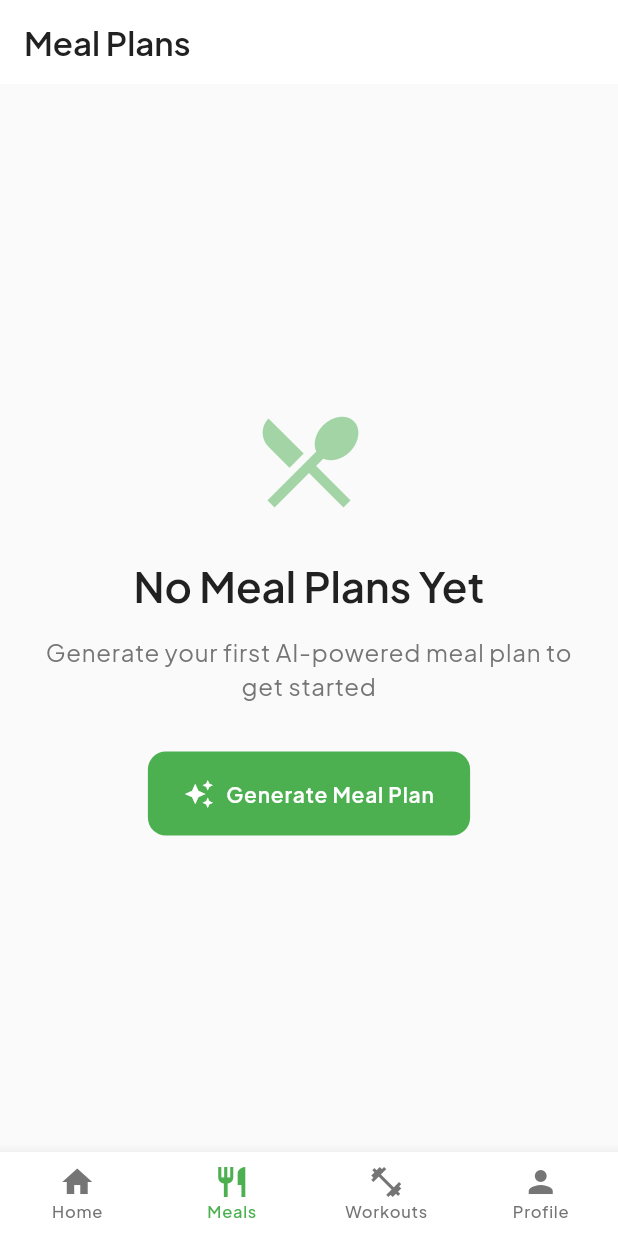
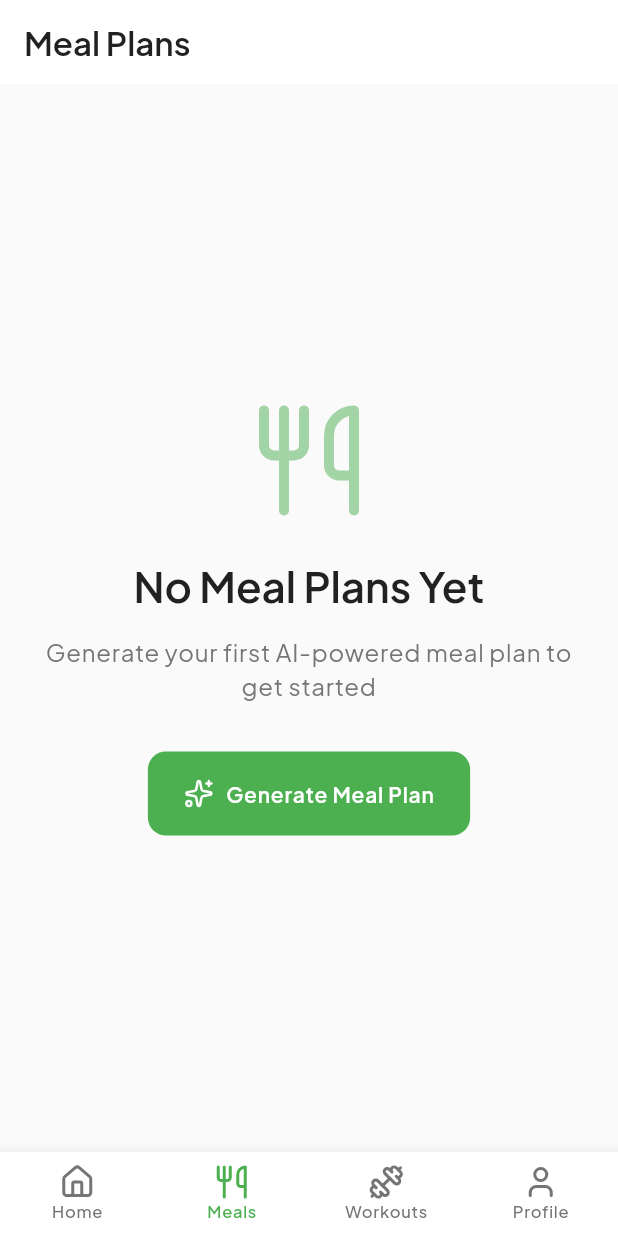
Before and after one commit to ahmdmau-dev/fit-eats, a Flutter app: the screen it shows after launch, after a tap on "Get Started", after a tap on "Generate Meal Plan", on a phone screen of 412 x 824 dp. Run offline on Flutter 3.47's test engine with Material 3 defaults, Android fonts, the phone set to English and light mode, and no system bars; our stand-ins replace dartz, dio, flutter_bloc, flutter_dotenv, freezed_annotation, get_it and 7 more; accounts and stored records are empty; generated files the repository leaves out were written again.

Commit message:
Replace Material icons with Lucide icons throughout app
Swapped all usages of Flutter's built-in Material icons for Lucide icons via the lucide_icons_flutter package across screens, widgets, and navigation. This provides a more consistent and modern icon set for the application's UI.

```diff
--- a/lib/src/core/config/router.dart
+++ b/lib/src/core/config/router.dart
@@ -6,6 +6,7 @@ import 'package:fiteats/src/presentation/screens/shopping_list/shopping_list_scr
 import 'package:fiteats/src/presentation/screens/workouts/workouts_screen.dart';
 import 'package:flutter/material.dart';
 import 'package:go_router/go_router.dart';
+import 'package:lucide_icons_flutter/lucide_icons.dart';
 
 /// Application router configuration using GoRouter
 class AppRouter {
@@ -257,13 +258,13 @@ class _PlaceholderShell extends StatelessWidget {
         currentIndex: navigationShell.currentIndex,
         onTap: (index) => navigationShell.goBranch(index),
         items: const [
-          BottomNavigationBarItem(icon: Icon(Icons.home), label: 'Home'),
-          BottomNavigationBarItem(icon: Icon(Icons.restaurant), label: 'Meals'),
+          BottomNavigationBarItem(icon: Icon(LucideIcons.house), label: 'Home'),
+          BottomNavigationBarItem(icon: Icon(LucideIcons.utensils), label: 'Meals'),
           BottomNavigationBarItem(
-            icon: Icon(Icons.fitness_center),
+            icon: Icon(LucideIcons.dumbbell),
             label: 'Workouts',
           ),
-          BottomNavigationBarItem(icon: Icon(Icons.person), label: 'Profile'),
+          BottomNavigationBarItem(icon: Icon(LucideIcons.user), label: 'Profile'),
         ],
       ),
     );
--- a/lib/src/presentation/screens/home/home_screen.dart
+++ b/lib/src/presentation/screens/home/home_screen.dart
@@ -3,6 +3,7 @@ import 'package:fiteats/src/core/theme/app_text_styles.dart';
 import 'package:fiteats/src/presentation/widgets/common/stat_card.dart';
 import 'package:flutter/material.dart';
 import 'package:go_router/go_router.dart';
+import 'package:lucide_icons_flutter/lucide_icons.dart';
 
 class HomeScreen extends StatelessWidget {
   const HomeScreen({super.key});
@@ -14,7 +15,7 @@ class HomeScreen extends StatelessWidget {
         title: const Text('FitEats AI'),
         actions: [
           IconButton(
-            icon: const Icon(Icons.settings),
+            icon: const Icon(LucideIcons.settings),
             onPressed: () {
               // TODO: Navigate to settings
             },
@@ -65,7 +66,7 @@ class HomeScreen extends StatelessWidget {
                     title: 'Calories',
                     value: '0',
                     subtitle: '/ 2000 kcal',
-                    icon: Icons.local_fire_department,
+                    icon: LucideIcons.flame,
                     color: AppColors.calories,
                     onTap: () {
                       context.go('/meal-plans');
@@ -78,7 +79,7 @@ class HomeScreen extends StatelessWidget {
                     title: 'Workouts',
                     value: '0',
                     subtitle: 'completed',
-                    icon: Icons.fitness_center,
+                    icon: LucideIcons.dumbbell,
                     color: AppColors.strength,
                     onTap: () {
                       context.go('/workouts');
@@ -94,7 +95,7 @@ class HomeScreen extends StatelessWidget {
             _QuickActionCard(
               title: 'Generate Meal Plan',
               subtitle: 'AI-powered meal suggestions for today',
-              icon: Icons.restaurant_menu,
+              icon: LucideIcons.utensils,
               color: AppColors.primary,
               onTap: () {
                 context.go('/meal-plans');
@@ -104,7 +105,7 @@ class HomeScreen extends StatelessWidget {
             _QuickActionCard(
               title: 'Generate Workout',
               subtitle: 'Get a personalized workout routine',
-              icon: Icons.fitness_center,
+              icon: LucideIcons.dumbbell,
               color: AppColors.secondary,
               onTap: () {
                 context.go('/workouts');
@@ -114,7 +115,7 @@ class HomeScreen extends StatelessWidget {
             _QuickActionCard(
               title: 'Shopping List',
               subtitle: 'View and manage your grocery list',
-              icon: Icons.shopping_cart,
+              icon: LucideIcons.shoppingCart,
               color: AppColors.accent,
               onTap: () {
                 context.go('/shopping-list');
@@ -184,7 +185,7 @@ class _QuickActionCard extends StatelessWidget {
                 ),
               ),
               const Icon(
-                Icons.arrow_forward_ios,
+                LucideIcons.chevronRight,
                 size: 16,
                 color: AppColors.textSecondary,
               ),
--- a/lib/src/presentation/screens/meal_plans/meal_plans_screen.dart
+++ b/lib/src/presentation/screens/meal_plans/meal_plans_screen.dart
@@ -2,6 +2,7 @@ import 'package:fiteats/src/core/theme/app_colors.dart';
 import 'package:fiteats/src/core/theme/app_text_styles.dart';
 import 'package:fiteats/src/presentation/widgets/common/primary_button.dart';
 import 'package:flutter/material.dart';
+import 'package:lucide_icons_flutter/lucide_icons.dart';
 
 class MealPlansScreen extends StatelessWidget {
   const MealPlansScreen({super.key});
@@ -17,7 +18,7 @@ class MealPlansScreen extends StatelessWidget {
             mainAxisAlignment: MainAxisAlignment.center,
             children: [
               Icon(
-                Icons.restaurant_menu,
+                LucideIcons.utensils,
                 size: 80,
                 color: AppColors.primary.withValues(alpha: .5),
               ),
@@ -42,7 +43,7 @@ class MealPlansScreen extends StatelessWidget {
                     ),
                   );
                 },
-                icon: Icons.auto_awesome,
+                icon: LucideIcons.sparkles,
                 isFullWidth: false,
               ),
             ],
--- a/lib/src/presentation/screens/onboarding/welcome_screen.dart
+++ b/lib/src/presentation/screens/onboarding/welcome_screen.dart
@@ -3,6 +3,7 @@ import 'package:fiteats/src/core/theme/app_text_styles.dart';
 import 'package:fiteats/src/presentation/widgets/common/primary_button.dart';
 import 'package:flutter/material.dart';
 import 'package:go_router/go_router.dart';
+import 'package:lucide_icons_flutter/lucide_icons.dart';
 
 class WelcomeScreen extends StatelessWidget {
   const WelcomeScreen({super.key});
@@ -26,7 +27,7 @@ class WelcomeScreen extends StatelessWidget {
                   shape: BoxShape.circle,
                 ),
                 child: const Icon(
-                  Icons.fitness_center,
+                  LucideIcons.apple,
                   size: 60,
                   color: AppColors.primary,
                 ),
@@ -49,19 +50,19 @@ class WelcomeScreen extends StatelessWidget {
               const SizedBox(height: 48),
               // Features List
               const _FeatureTile(
-                icon: Icons.restaurant_menu,
+                icon: LucideIcons.utensils,
                 title: 'Smart Meal Plans',
                 subtitle: 'AI-generated meal plans tailored to your goals',
               ),
               const SizedBox(height: 16),
               const _FeatureTile(
-                icon: Icons.fitness_center,
+                icon: LucideIcons.dumbbell,
                 title: 'Custom Workouts',
                 subtitle: 'Personalized workout routines for your level',
               ),
               const SizedBox(height: 16),
               const _FeatureTile(
-                icon: Icons.shopping_cart,
+                icon: LucideIcons.shoppingCart,
                 title: 'Shopping Lists',
                 subtitle: 'Auto-generated grocery lists from your meals',
               ),
@@ -72,7 +73,7 @@ class WelcomeScreen extends StatelessWidget {
                 onPressed: () {
                   context.go('/home');
                 },
-                icon: Icons.arrow_forward,
+                icon: LucideIcons.arrowRight,
               ),
               const SizedBox(height: 16),
               Text(
--- a/lib/src/presentation/screens/shopping_list/shopping_list_screen.dart
+++ b/lib/src/presentation/screens/shopping_list/shopping_list_screen.dart
@@ -2,6 +2,7 @@ import 'package:fiteats/src/core/theme/app_colors.dart';
 import 'package:fiteats/src/core/theme/app_text_styles.dart';
 import 'package:fiteats/src/presentation/widgets/common/primary_button.dart';
 import 'package:flutter/material.dart';
+import 'package:lucide_icons_flutter/lucide_icons.dart';
 
 class ShoppingListScreen extends StatelessWidget {
   const ShoppingListScreen({super.key});
@@ -19,7 +20,7 @@ class ShoppingListScreen extends StatelessWidget {
             mainAxisAlignment: MainAxisAlignment.center,
             children: [
               Icon(
-                Icons.shopping_cart,
+                LucideIcons.shoppingCart,
                 size: 80,
                 color: AppColors.accent.withOpacity(0.5),
               ),
@@ -47,7 +48,7 @@ class ShoppingListScreen extends StatelessWidget {
                     ),
                   );
                 },
-                icon: Icons.add,
+                icon: LucideIcons.plus,
                 isFullWidth: false,
               ),
             ],
--- a/lib/src/presentation/screens/workouts/workouts_screen.dart
+++ b/lib/src/presentation/screens/workouts/workouts_screen.dart
@@ -2,6 +2,7 @@ import 'package:fiteats/src/core/theme/app_colors.dart';
 import 'package:fiteats/src/core/theme/app_text_styles.dart';
 import 'package:fiteats/src/presentation/widgets/common/primary_button.dart';
 import 'package:flutter/material.dart';
+import 'package:lucide_icons_flutter/lucide_icons.dart';
 
 class WorkoutsScreen extends StatelessWidget {
   const WorkoutsScreen({super.key});
@@ -17,7 +18,7 @@ class WorkoutsScreen extends StatelessWidget {
             mainAxisAlignment: MainAxisAlignment.center,
             children: [
               Icon(
-                Icons.fitness_center,
+                LucideIcons.dumbbell,
                 size: 80,
                 color: AppColors.secondary.withValues(alpha: 0.5),
               ),
@@ -42,7 +43,7 @@ class WorkoutsScreen extends StatelessWidget {
                     ),
                   );
                 },
-                icon: Icons.auto_awesome,
+                icon: LucideIcons.sparkles,
                 isFullWidth: false,
               ),
             ],
--- a/lib/src/presentation/widgets/common/error_view.dart
+++ b/lib/src/presentation/widgets/common/error_view.dart
@@ -2,6 +2,7 @@ import 'package:fiteats/src/core/theme/app_colors.dart';
 import 'package:fiteats/src/core/theme/app_text_styles.dart';
 import 'package:fiteats/src/presentation/widgets/common/primary_button.dart';
 import 'package:flutter/material.dart';
+import 'package:lucide_icons_flutter/lucide_icons.dart';
 
 class ErrorView extends StatelessWidget {
   const ErrorView({
@@ -22,7 +23,7 @@ class ErrorView extends StatelessWidget {
           mainAxisAlignment: MainAxisAlignment.center,
           children: [
             Icon(
-              Icons.error_outline,
+              LucideIcons.circleAlert,
               size: 64,
               color: AppColors.error.withOpacity(0.5),
             ),
@@ -46,7 +47,7 @@ class ErrorView extends StatelessWidget {
                 text: 'Try Again',
                 onPressed: onRetry,
                 isFullWidth: false,
-                icon: Icons.refresh,
+                icon: LucideIcons.refreshCw,
               ),
             ],
           ],
```
